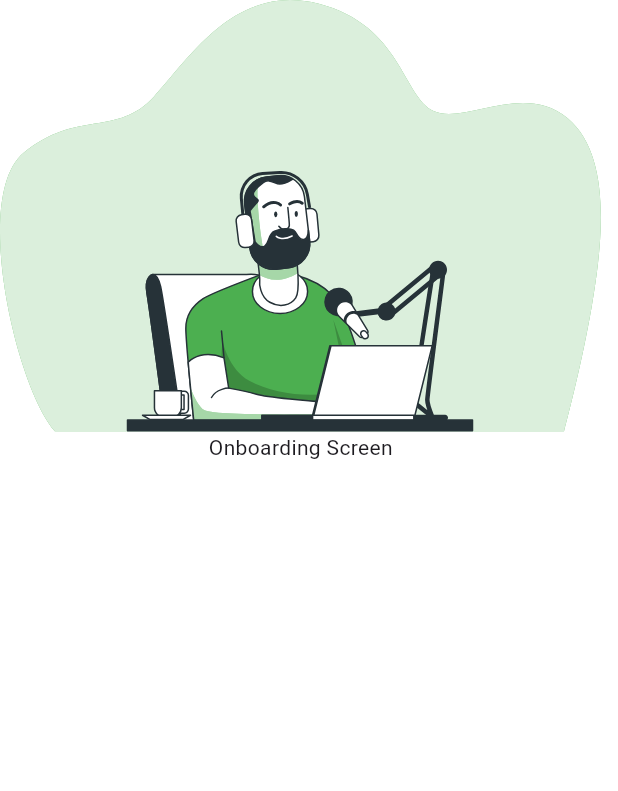
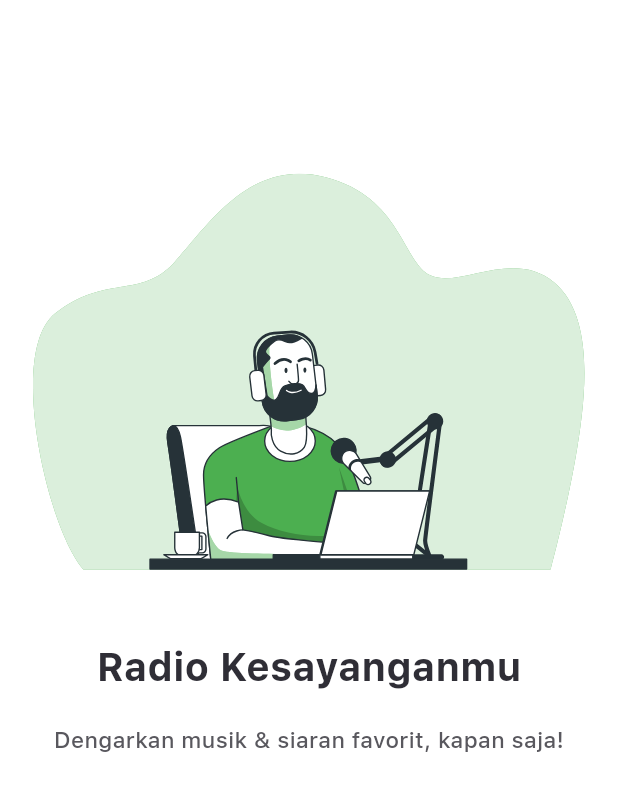
Before and after one commit to Mnemovate/Radior, a Flutter app: the screen it shows after launch, on a phone screen of 412 x 824 dp. Shown: the top 791 px of the screen. Run offline on Flutter 3.47's test engine with Material 3 defaults, Android fonts, the phone set to English and light mode, and no system bars; our stand-ins replace audioplayers, flutter_bloc, flutter_svg, percent_indicator.

Commit message:
implement Style - onboarding

```diff
--- a/lib/screens/onboarding_screen.dart
+++ b/lib/screens/onboarding_screen.dart
@@ -1,5 +1,6 @@
 import 'package:flutter/material.dart';
 import 'package:radior/helpers/image_helper.dart';
+import 'package:radior/theme/text.dart';
 
 class OnboardingScreen extends StatelessWidget {
   const OnboardingScreen({super.key});
@@ -7,13 +8,28 @@ class OnboardingScreen extends StatelessWidget {
   @override
   Widget build(BuildContext context) {
     return Scaffold(
-      body: Column(
-        children: [
-          RadiorLocal.svg(
-            'onboarding.svg',
-          ),
-          Text('Onboarding Screen'),
-        ],
+      body: Padding(
+        padding: const EdgeInsets.symmetric(horizontal: 22),
+        child: Column(
+          children: [
+            SizedBox(height: 100),
+            RadiorLocal.svg(
+              'onboarding.svg',
+              width: MediaQuery.of(context).size.width,
+              fit: BoxFit.fitWidth,
+            ),
+            SizedBox(height: 30),
+            Text(
+              'Radio Kesayanganmu',
+              style: titleOnboarding,
+            ),
+            SizedBox(height: 20),
+            Text(
+              'Dengarkan musik & siaran favorit, kapan saja!',
+              style: descriptionOnboarding,
+            )
+          ],
+        ),
       ),
     );
   }
```
